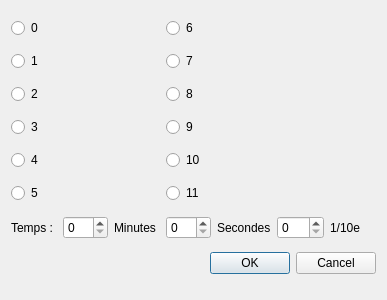
This is lighteventui.ui in schenapan/danseMusicPlayer as Qt 5 draws it before an edit. The edited form follows.
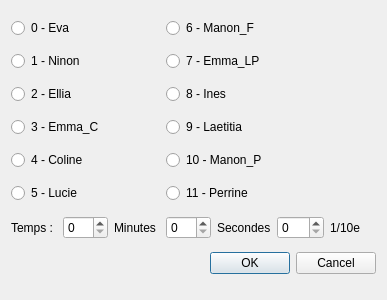
This is the edited form.

Commit message: temporary name for light

Diff of the .ui file:
```diff
--- a/lighteventui.ui
+++ b/lighteventui.ui
@@ -14,66 +14,6 @@
    <string>Dialog</string>
   </property>
   <layout class="QGridLayout" name="gridLayout">
-   <item row="0" column="0">
-    <widget class="QRadioButton" name="rdState00">
-     <property name="text">
-      <string>0</string>
-     </property>
-     <property name="autoExclusive">
-      <bool>false</bool>
-     </property>
-    </widget>
-   </item>
-   <item row="1" column="0">
-    <widget class="QRadioButton" name="rdState01">
-     <property name="text">
-      <string>1</string>
-     </property>
-     <property name="autoExclusive">
-      <bool>false</bool>
-     </property>
-    </widget>
-   </item>
-   <item row="2" column="0">
-    <widget class="QRadioButton" name="rdState02">
-     <property name="text">
-      <string>2</string>
-     </property>
-     <property name="autoExclusive">
-      <bool>false</bool>
-     </property>
-    </widget>
-   </item>
-   <item row="3" column="0">
-    <widget class="QRadioButton" name="rdState03">
-     <property name="text">
-      <string>3</string>
-     </property>
-     <property name="autoExclusive">
-      <bool>false</bool>
-     </property>
-    </widget>
-   </item>
-   <item row="4" column="0">
-    <widget class="QRadioButton" name="rdState04">
-     <property name="text">
-      <string>4</string>
-     </property>
-     <property name="autoExclusive">
-      <bool>false</bool>
-     </property>
-    </widget>
-   </item>
-   <item row="5" column="0">
-    <widget class="QRadioButton" name="rdState05">
-     <property name="text">
-      <string>5</string>
-     </property>
-     <property name="autoExclusive">
-      <bool>false</bool>
-     </property>
-    </widget>
-   </item>
    <item row="6" column="0">
     <widget class="QLabel" name="label">
      <property name="text">
@@ -133,60 +73,120 @@
      </property>
     </widget>
    </item>
-   <item row="0" column="3">
+   <item row="0" column="0" colspan="2">
+    <widget class="QRadioButton" name="rdState00">
+     <property name="text">
+      <string>0 - Eva</string>
+     </property>
+     <property name="autoExclusive">
+      <bool>false</bool>
+     </property>
+    </widget>
+   </item>
+   <item row="1" column="0" colspan="2">
+    <widget class="QRadioButton" name="rdState01">
+     <property name="text">
+      <string>1 - Ninon</string>
+     </property>
+     <property name="autoExclusive">
+      <bool>false</bool>
+     </property>
+    </widget>
+   </item>
+   <item row="2" column="0" colspan="2">
+    <widget class="QRadioButton" name="rdState02">
+     <property name="text">
+      <string>2 - Ellia</string>
+     </property>
+     <property name="autoExclusive">
+      <bool>false</bool>
+     </property>
+    </widget>
+   </item>
+   <item row="3" column="0" colspan="2">
+    <widget class="QRadioButton" name="rdState03">
+     <property name="text">
+      <string>3 - Emma_C</string>
+     </property>
+     <property name="autoExclusive">
+      <bool>false</bool>
+     </property>
+    </widget>
+   </item>
+   <item row="4" column="0" colspan="2">
+    <widget class="QRadioButton" name="rdState04">
+     <property name="text">
+      <string>4 - Coline</string>
+     </property>
+     <property name="autoExclusive">
+      <bool>false</bool>
+     </property>
+    </widget>
+   </item>
+   <item row="5" column="0" colspan="2">
+    <widget class="QRadioButton" name="rdState05">
+     <property name="text">
+      <string>5 - Lucie</string>
+     </property>
+     <property name="autoExclusive">
+      <bool>false</bool>
+     </property>
+    </widget>
+   </item>
+   <item row="0" column="3" colspan="2">
     <widget class="QRadioButton" name="rdState06">
      <property name="text">
-      <string>6</string>
+      <string>6 - Manon_F</string>
      </property>
      <property name="autoExclusive">
       <bool>false</bool>
      </property>
     </widget>
    </item>
-   <item row="1" column="3">
+   <item row="1" column="3" colspan="2">
     <widget class="QRadioButton" name="rdState07">
      <property name="text">
-      <string>7</string>
+      <string>7 - Emma_LP</string>
      </property>
      <property name="autoExclusive">
       <bool>false</bool>
      </property>
     </widget>
    </item>
-   <item row="2" column="3">
+   <item row="2" column="3" colspan="2">
     <widget class="QRadioButton" name="rdState08">
      <property name="text">
-      <string>8</string>
+      <string>8 - Ines</string>
      </property>
      <property name="autoExclusive">
       <bool>false</bool>
      </property>
     </widget>
    </item>
-   <item row="3" column="3">
+   <item row="3" column="3" colspan="2">
     <widget class="QRadioButton" name="rdState09">
      <property name="text">
-      <string>9</string>
+      <string>9 - Laetitia</string>
      </property>
      <property name="autoExclusive">
       <bool>false</bool>
      </property>
     </widget>
    </item>
-   <item row="4" column="3">
+   <item row="4" column="3" colspan="2">
     <widget class="QRadioButton" name="rdState10">
      <property name="text">
-      <string>10</string>
+      <string>10 - Manon_P</string>
      </property>
      <property name="autoExclusive">
       <bool>false</bool>
      </property>
     </widget>
    </item>
-   <item row="5" column="3">
+   <item row="5" column="3" colspan="2">
     <widget class="QRadioButton" name="rdState11">
      <property name="text">
-      <string>11</string>
+      <string>11 - Perrine</string>
      </property>
      <property name="autoExclusive">
       <bool>false</bool>
```
